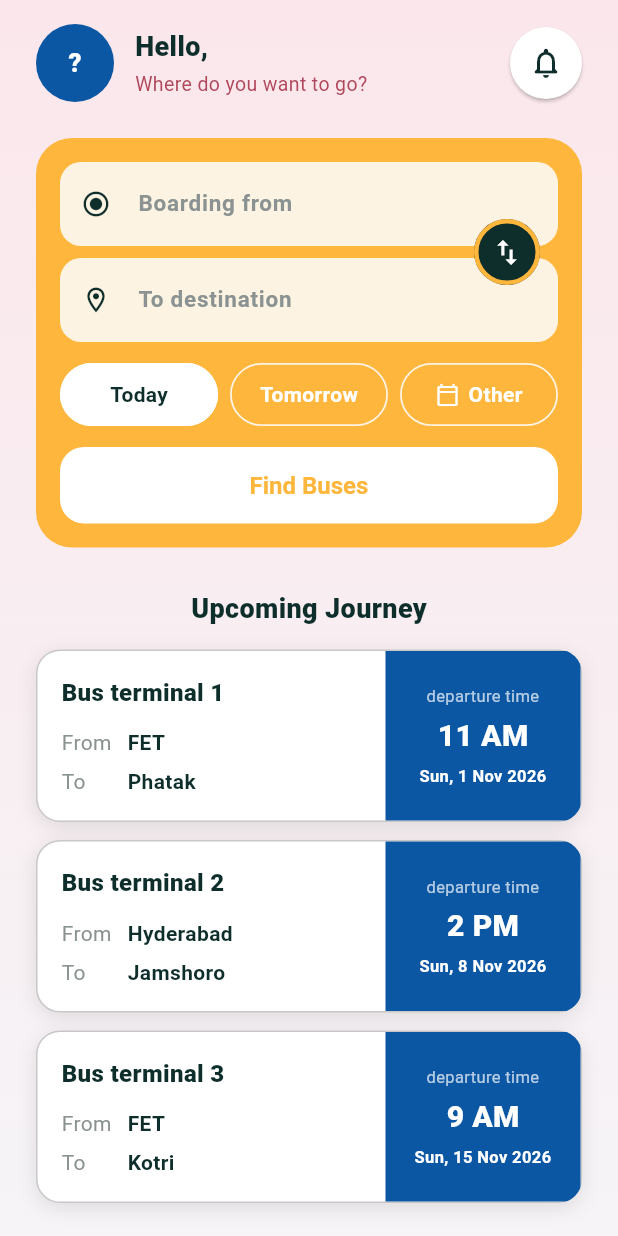
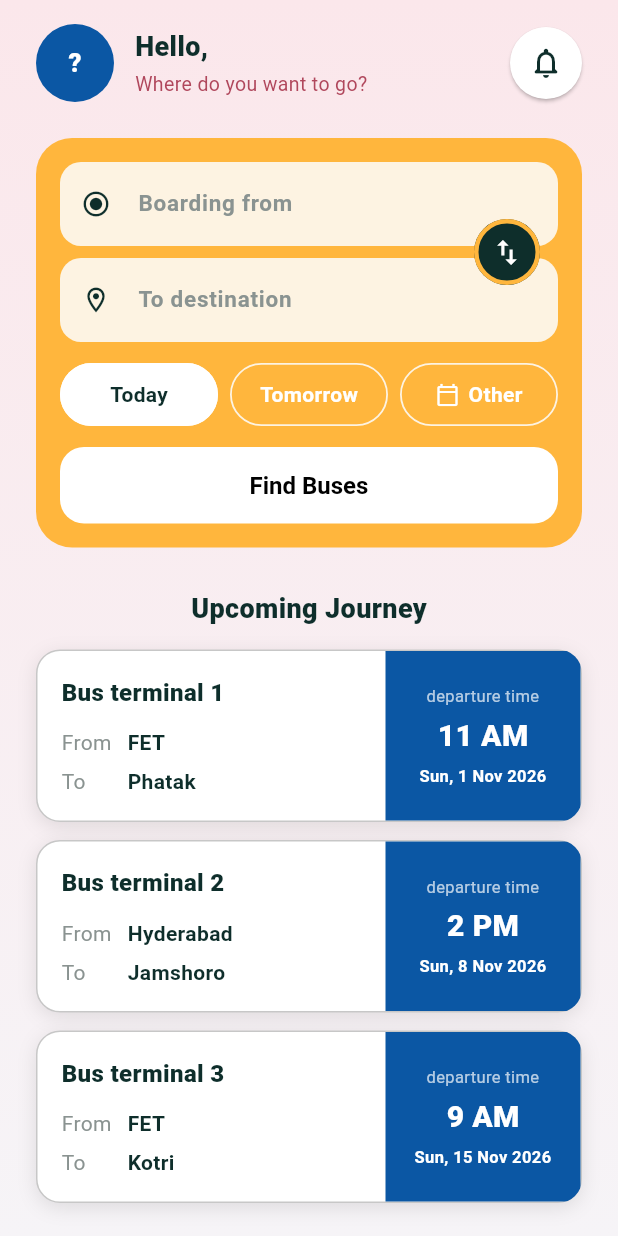
Before and after one commit to shahnawaz-laghari/SeatNix, a Flutter app: the HomeScreen screen opened directly with empty values, on a phone screen of 412 x 824 dp. Run offline on Flutter 3.47's test engine with Material 3 defaults, Android fonts, the phone set to English and light mode, and no system bars; our stand-ins replace appwrite, audioplayers, flutter_local_notifications, flutter_svg, google_fonts, image_picker and 4 more; missing offline and left inert: file_saver; accounts and stored records are empty; network calls fail.

Commit message:
Use black text for Find Buses button in both themes

```diff
--- a/lib/screens/home_screen.dart
+++ b/lib/screens/home_screen.dart
@@ -465,7 +465,8 @@ class _HomeScreenState extends State<HomeScreen> {
               onPressed: _openSeatSelection,
               style: FilledButton.styleFrom(
                 backgroundColor: Colors.white,
-                foregroundColor: accentColor(context),
+                foregroundColor: Colors.black,
+                disabledForegroundColor: Colors.black.withValues(alpha: 0.6),
                 padding: const EdgeInsets.symmetric(vertical: 16),
                 shape: RoundedRectangleBorder(
                   borderRadius: BorderRadius.circular(16),
```
